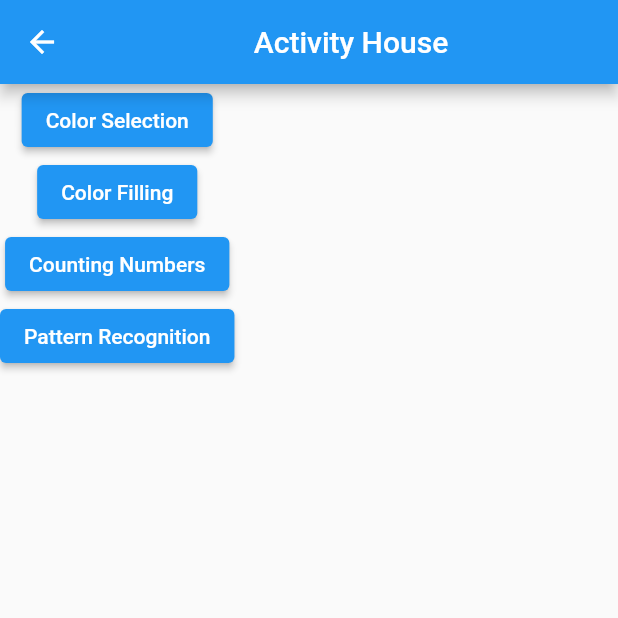
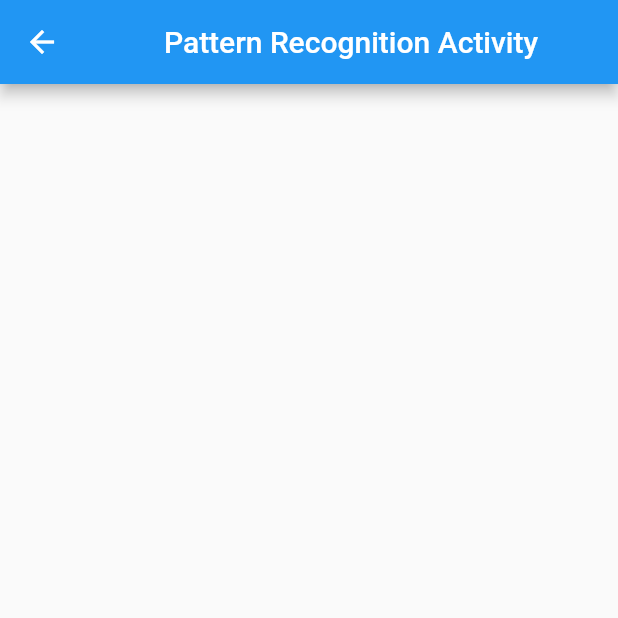
Before and after one commit to RFRanasinghe/desktopCatchMeHigherApplication, a Flutter app: the ActivityHomePage screen opened by its route, after a tap on "Pattern Recognition", on a phone screen of 412 x 824 dp, the top half of it. Run offline on Flutter 3.47's test engine with Material 2 defaults, Android fonts, the phone set to English and light mode, and no system bars; missing offline and left inert: dart:js.

Commit message:
added patternRecognition page and linked with activityHome page

```diff
--- a/lib/activityHome.dart
+++ b/lib/activityHome.dart
@@ -40,7 +40,7 @@ class _ActivityHomePageState extends State<ActivityHomePage> {
           new ElevatedButton(
               child: new Text("Pattern Recognition"),
               onPressed: () {
-                Navigator.pushNamed(context, '');
+                Navigator.pushNamed(context, 'patternRecognition');
               })
         ],
       )),
--- a/lib/countingNum.dart
+++ b/lib/countingNum.dart
@@ -11,6 +11,12 @@ class CountingNumbers extends StatefulWidget {
 class _CountingNumbersState extends State<CountingNumbers> {
   @override
   Widget build(BuildContext context) {
-    return Scaffold();
+    return Scaffold(
+      appBar: AppBar(
+        title: Center(
+          child: Text("Counting Numbers Activity"),
+        ),
+      ),
+    );
   }
 }
--- a/lib/main.dart
+++ b/lib/main.dart
@@ -4,6 +4,7 @@ import 'package:desktopcatchmehigher/activityHome.dart';
 import 'package:desktopcatchmehigher/colorFilling.dart';
 import 'package:desktopcatchmehigher/colorSelection.dart';
 import 'package:desktopcatchmehigher/countingNum.dart';
+import 'package:desktopcatchmehigher/patternRecognition.dart';
 import 'package:desktopcatchmehigher/welcomepage.dart';
 import 'package:desktopcatchmehigher/existingprofile.dart';
 import 'package:desktopcatchmehigher/newprofile.dart';
@@ -21,7 +22,8 @@ void main() {
       'activityHome':(context) => ActivityHomePage(),
       'colorSelection':(context) => ColorSelection(),
       'colorFilling':(context) => ColorFillingPage(),
-      'countingNum':(context) => CountingNumbers()
+      'countingNum':(context) => CountingNumbers(),
+      'patternRecognition':(context) => PatternRecognition()
     },
   ));
 }
--- /dev/null
+++ b/lib/patternRecognition.dart
@@ -0,0 +1,21 @@
+import 'package:flutter/material.dart';
+
+class PatternRecognition extends StatefulWidget {
+  const PatternRecognition({Key? key}) : super(key: key);
+
+  @override
+  _PatternRecognitionState createState() => _PatternRecognitionState();
+}
+
+class _PatternRecognitionState extends State<PatternRecognition> {
+  @override
+  Widget build(BuildContext context) {
+    return Scaffold(
+      appBar: AppBar(
+        title: Center(
+          child: Text("Pattern Recognition Activity"),
+        ),
+      ),
+    );
+  }
+}
```
